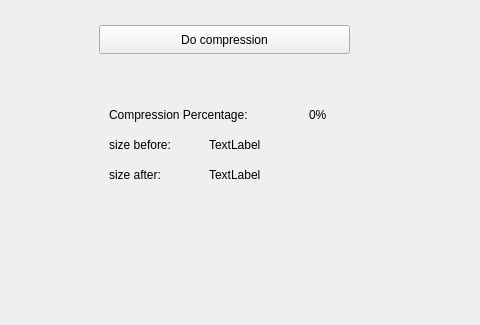
Qt form compress.ui (kareemelramly/File-Zipper-Project) before a commit; both pictures show x 101 to 581 and y 215 to 540 of the 690 by 540 pixel window.
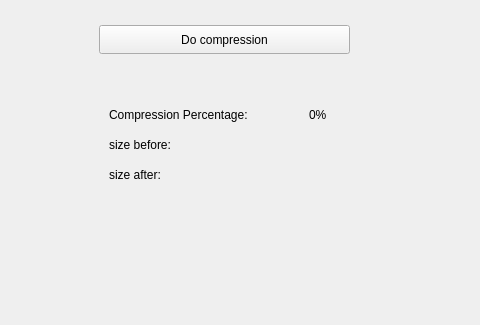
The same form after that commit.

```diff
--- a/compress.ui
+++ b/compress.ui
@@ -101,7 +101,7 @@
     </rect>
    </property>
    <property name="text">
-    <string>TextLabel</string>
+    <string/>
    </property>
   </widget>
   <widget class="QLabel" name="after">
@@ -114,7 +114,7 @@
     </rect>
    </property>
    <property name="text">
-    <string>TextLabel</string>
+    <string/>
    </property>
   </widget>
  </widget>
```
